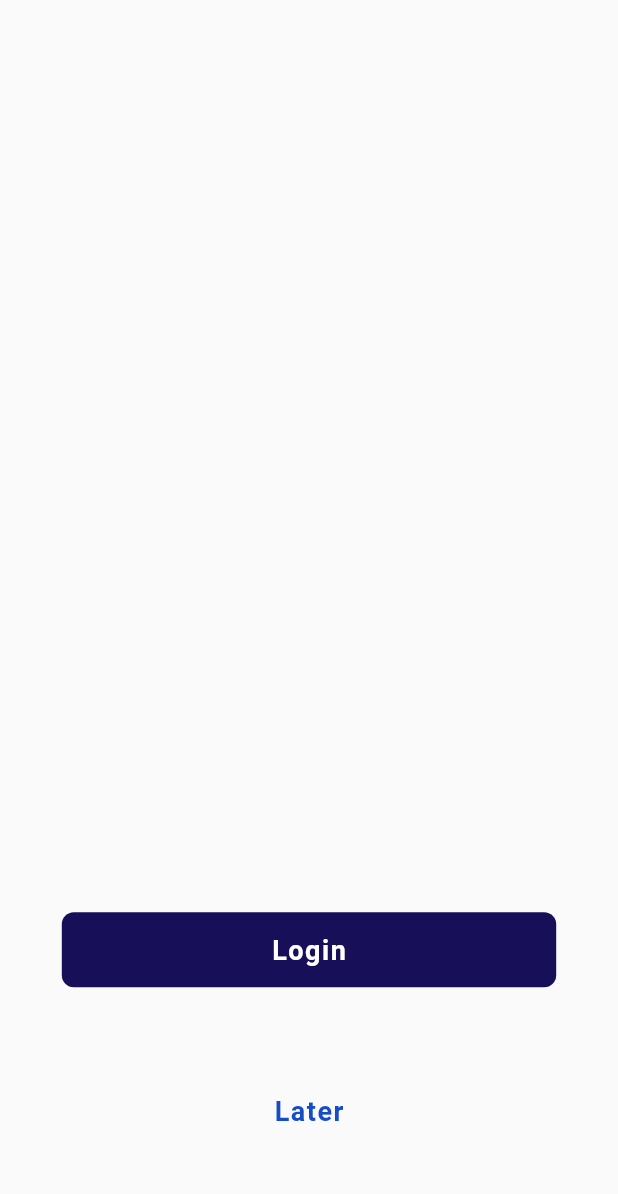
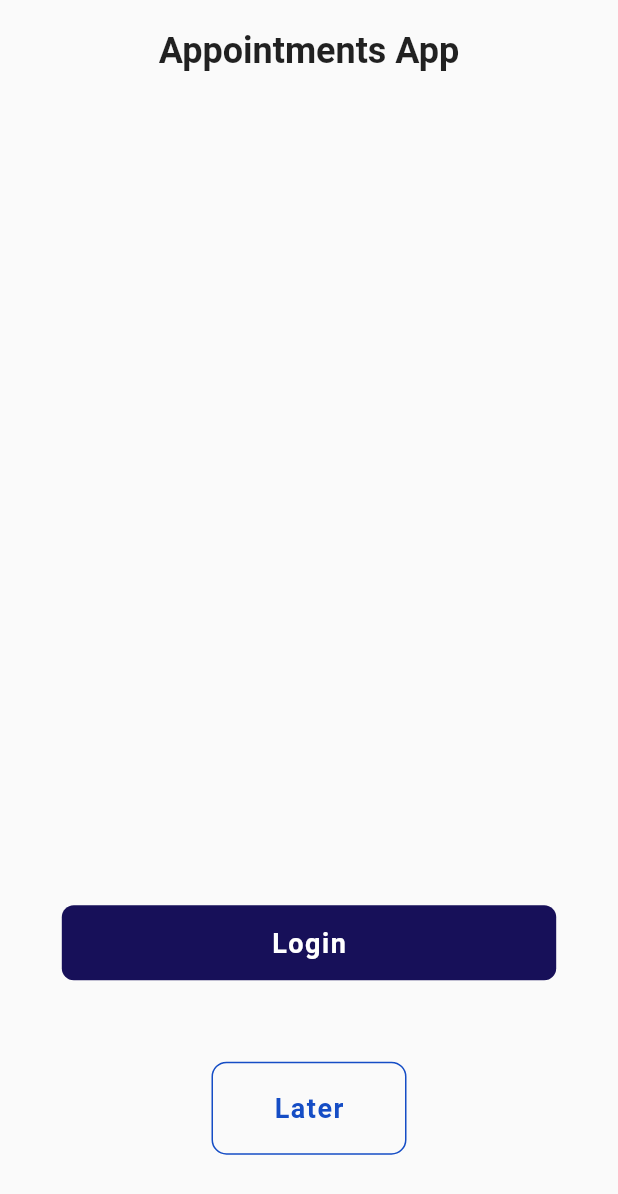
Before and after one commit to vemo068/reservation_medical_app, a Flutter app: the screen it shows after launch, on a phone screen of 412 x 824 dp. Shown: the top 1194 px of the screen. Run offline on Flutter 3.47's test engine with Material 2 defaults, Android fonts, the phone set to English and light mode, and no system bars; our stand-ins replace calendar_timeline, get.

Commit message:
logout snackbars

```diff
--- a/lib/Controllers/appointement_controller.dart
+++ b/lib/Controllers/appointement_controller.dart
@@ -43,7 +43,8 @@ class AppointementController extends GetxController {
 
   onTabAppointeButton(BuildContext context) {
     if (choosedHour.label == "label") {
-      Get.snackbar("Time not choosed", "Please choose Appointement hour");
+      Get.snackbar("Time not choosed","Please choose Appointement hour",colorText: Colors.red,backgroundColor: Colors.white);
+
     } else {
       appointementMessage =
           "Appointement on $choosedDate at ${choosedHour.label}";
@@ -82,6 +83,7 @@ class AppointementController extends GetxController {
     await _httpService.postRendV(rendV);
 
     Get.offAll(HomePage());
-    Get.snackbar("Success", "Your Appointement has been Saved");
+    Get.snackbar("Success","Your Appointement has been Saved",colorText: Colors.green,backgroundColor: Colors.white);
+
   }
 }
--- a/lib/Controllers/user_controller.dart
+++ b/lib/Controllers/user_controller.dart
@@ -1,6 +1,7 @@
 import 'package:flutter/material.dart';
 import 'package:get/get.dart';
 import 'package:reservation_medical_app/Pages/home_page.dart';
+import 'package:reservation_medical_app/Pages/welcome_page.dart';
 import 'package:reservation_medical_app/models/RendV.dart';
 import 'package:reservation_medical_app/models/user.dart';
 import 'package:reservation_medical_app/utils/http_service.dart';
@@ -58,4 +59,9 @@ class UserController extends GetxController {
 
     update();
   }
+
+  void logOut() {
+    currentUser = null;
+    Get.offAll(() => WelcomePage());
+  }
 }
--- a/lib/Pages/welcome_page.dart
+++ b/lib/Pages/welcome_page.dart
@@ -13,13 +13,29 @@ class WelcomePage extends StatelessWidget {
   @override
   Widget build(BuildContext context) {
     return Scaffold(
-      body: Column(
+      body: Center(
+        child: Column(
+          // crossAxisAlignment: CrossAxisAlignment.center,
           children: [
-          Expanded(flex: 4, child: Container()),
+            Expanded(
+                flex: 4,
+                child: Container(
+                  padding: EdgeInsets.all(20),
+                  child: Column(
+                    crossAxisAlignment: CrossAxisAlignment.center,
+                    children: [
+                      Text(
+                        "Appointments App",
+                        style: mediHeadlineStyle,
+                      )
+                    ],
+                  ),
+                )),
             Expanded(
                 flex: 2,
                 child: Container(
                   child: Column(
+                    //   crossAxisAlignment: CrossAxisAlignment.center,
                     mainAxisAlignment: MainAxisAlignment.spaceEvenly,
                     children: [
                       MediButton(
@@ -29,7 +45,14 @@ class WelcomePage extends StatelessWidget {
                           text: "Login",
                           color: kcsecondary,
                           ctx: context),
-                    TextButton(
+                      Container(
+                        padding:
+                            EdgeInsets.symmetric(vertical: 6, horizontal: 32),
+                        decoration: BoxDecoration(
+                          borderRadius: BorderRadius.circular(10),
+                          border: Border.all(color: kcmain),
+                        ),
+                        child: TextButton(
                             onPressed: () {
                               Get.offAll(() => HomePage());
                             },
@@ -37,11 +60,13 @@ class WelcomePage extends StatelessWidget {
                               "Later",
                               style: mediButtonStyle.copyWith(color: kcmain),
                             )),
+                      ),
                     ],
                   ),
                 )),
           ],
         ),
+      ),
     );
   }
 }
```
Also changed, not shown: lib/Pages/doctor_page.dart (+6 -1 lines), lib/Pages/home_page.dart (+15 -2 lines). Lines whose indentation alone changed are shown as unchanged.
